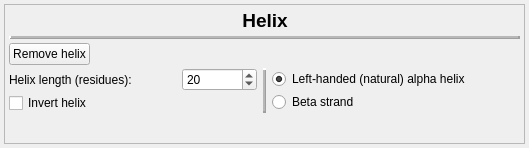
Before: the Qt Designer form source/src/ui/ui_protocols/helical_bundle/HelicalBundleDialogueWidget.ui in RosettaCommons/rosetta, drawn with Qt 5.
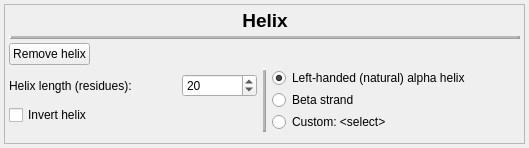
After: the same form once the commit is applied.

Commit message:
Merge pull request #2428 from RosettaCommons/vmullig/ui/bundle_gui
Adding support for presets to bundle_gui in anticipation of PreRosettaCon demo

This pull request adds:
- antiparallel beta-barrel preset
- three-helix bundle preset
- support for non-canonical helices (e.g. beta-amino acid 14-helices)

Old repository SHA1: 0e36164e92c4dbad6fa281097dc6f980e386d3a1

```diff
--- a/source/src/ui/ui_protocols/helical_bundle/HelicalBundleDialogueWidget.ui
+++ b/source/src/ui/ui_protocols/helical_bundle/HelicalBundleDialogueWidget.ui
@@ -265,6 +265,13 @@
               </property>
              </widget>
             </item>
+            <item>
+             <widget class="QRadioButton" name="radioButton_custom_helix">
+              <property name="text">
+               <string>Custom: &lt;select&gt;</string>
+              </property>
+             </widget>
+            </item>
            </layout>
           </item>
          </layout>
```
The commit also changes 7 other files.
